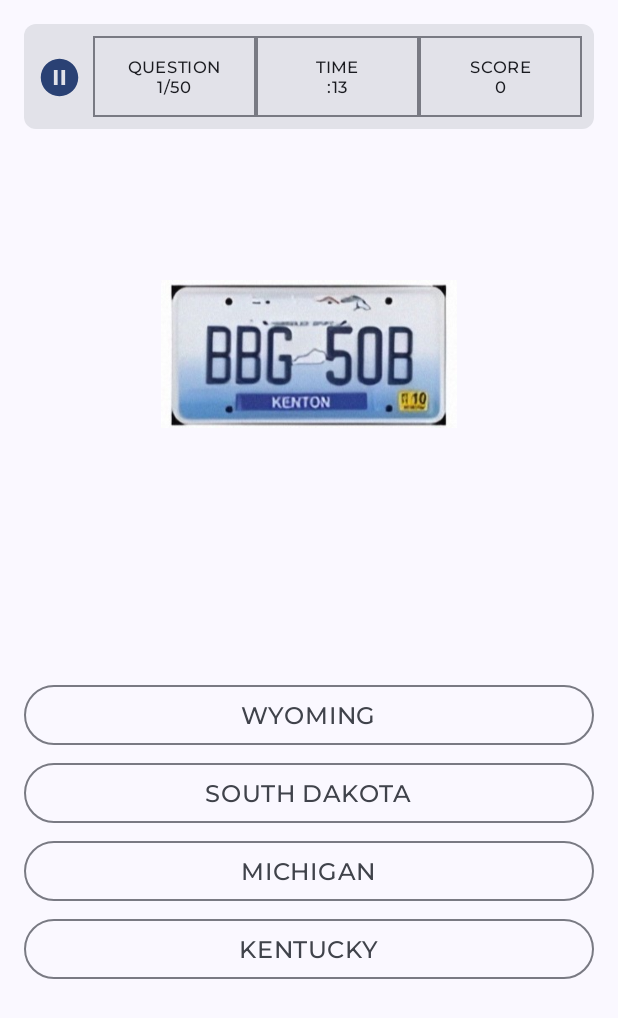
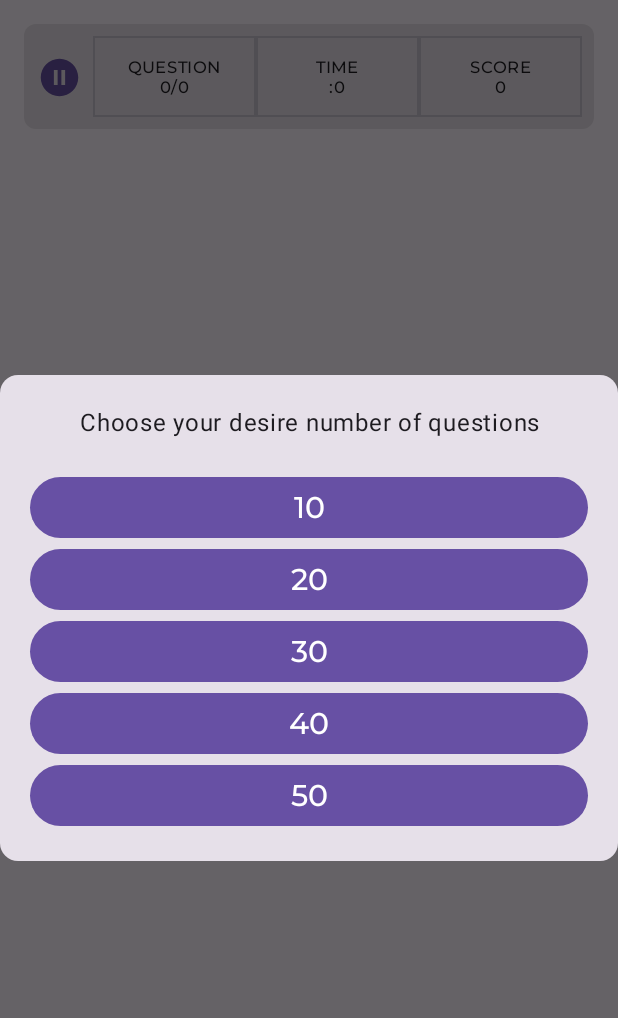
Before and after one commit to minick-nick/Game-for-GAS-IR, an Android app built with Jetpack Compose: the IdentifyLicensePlateStateScreen screen opened through its navigation route, on a phone screen of 412 x 824 dp. Shown: the top 1018 px of the screen. Run offline under Robolectric (Android 15) with nearby library versions, the phone set to English and light mode, and no system bars; Roboto replaces fonts that are not available here.

Commit message:
Add dialog for choosing number of questions

```diff
--- a/app/build.gradle.kts
+++ b/app/build.gradle.kts
@@ -23,7 +23,8 @@ android {
 
     buildTypes {
         release {
-            isMinifyEnabled = false
+            isMinifyEnabled = true
+            isShrinkResources = true
             proguardFiles(
                 getDefaultProguardFile("proguard-android-optimize.txt"),
                 "proguard-rules.pro"
--- a/app/src/main/java/com/example/gameforgasir/Constants.kt
+++ b/app/src/main/java/com/example/gameforgasir/Constants.kt
@@ -1,8 +1,9 @@
 package com.example.gameforgasir
 
-const val MAX_QUESTIONS = 50
+const val DEFAULT_NUMBER_OF_QUESTIONS = 10
 const val SCORE_INCREASE = 100
 const val TIME_DURATION_FOR_EACH_QUESTION_IN_SECONDS = 13L
 const val ONE_SECOND_IN_MILLIS = 1000L
 const val NUMBER_OF_CHOICES = 4
 const val CORRECT_ANSWER_VISIBILITY_TIME_DURATION = 1000L
+val LIST_OF_AVAILABLE_NUMBER_OF_QUESTIONS = listOf(10, 20, 30, 40, 50)
--- a/app/src/main/java/com/example/gameforgasir/ui/Components.kt
+++ b/app/src/main/java/com/example/gameforgasir/ui/Components.kt
@@ -1,12 +1,7 @@
 package com.example.gameforgasir.ui
 
-import android.util.Log
 import androidx.compose.animation.AnimatedVisibility
-import androidx.compose.animation.core.Spring
-import androidx.compose.animation.core.spring
 import androidx.compose.animation.core.tween
-import androidx.compose.animation.fadeOut
-import androidx.compose.animation.shrinkVertically
 import androidx.compose.animation.slideInHorizontally
 import androidx.compose.animation.slideOutHorizontally
 import androidx.compose.foundation.BorderStroke
@@ -32,14 +27,12 @@ import androidx.compose.material3.Icon
 import androidx.compose.material3.IconButton
 import androidx.compose.material3.MaterialTheme
 import androidx.compose.material3.OutlinedButton
+import androidx.compose.material3.Surface
 import androidx.compose.material3.Text
 import androidx.compose.material3.TextButton
 import androidx.compose.runtime.Composable
-import androidx.compose.runtime.LaunchedEffect
-import androidx.compose.runtime.getValue
 import androidx.compose.runtime.mutableStateOf
-import androidx.compose.runtime.rememberCoroutineScope
-import androidx.compose.runtime.saveable.rememberSaveable
+import androidx.compose.runtime.remember
 import androidx.compose.ui.Alignment
 import androidx.compose.ui.Modifier
 import androidx.compose.ui.graphics.Color
@@ -47,13 +40,12 @@ import androidx.compose.ui.platform.LocalDensity
 import androidx.compose.ui.res.dimensionResource
 import androidx.compose.ui.res.painterResource
 import androidx.compose.ui.res.stringResource
+import androidx.compose.ui.text.style.TextAlign
 import androidx.compose.ui.tooling.preview.Preview
-import androidx.compose.ui.unit.IntSize
 import androidx.compose.ui.unit.dp
 import androidx.compose.ui.window.Dialog
 import com.example.gameforgasir.R
 import com.example.gameforgasir.ui.theme.GameForGASIRTheme
-import kotlinx.coroutines.delay
 
 enum class ChoiceBtnBackgroundColor {
     Default,
@@ -261,6 +253,46 @@ fun PauseDialog(
 }
 
 @Composable
+fun ChooseNumberOfQuestionsDialog(
+    modifier: Modifier = Modifier,
+    onDismissRequest: () -> Unit,
+    onSelectNumberOfQuestions: (Int) -> Unit,
+    listOfNumberOfQuestions: List<Int>
+) {
+    Dialog(
+        onDismissRequest = onDismissRequest
+    ) {
+        Card(
+            modifier = modifier
+        ) {
+            Column(
+                modifier = Modifier.padding(dimensionResource(R.dimen.padding_large)),
+                verticalArrangement = Arrangement.spacedBy(dimensionResource(R.dimen.padding_large))
+            ) {
+                Text(
+                    text = stringResource(R.string.choose_your_desire_number_of_questions),
+                    textAlign = TextAlign.Center,
+                    modifier = Modifier.fillMaxWidth()
+                )
+                Column {
+                    listOfNumberOfQuestions.forEach {
+                        Button(onClick = { onSelectNumberOfQuestions(it) }) {
+                            Text(
+                                text = it.toString(),
+                                style = MaterialTheme.typography.labelLarge,
+                                textAlign = TextAlign.Center,
+                                modifier = Modifier.fillMaxWidth()
+                            )
+                        }
+                    }
+                }
+            }
+        }
+    }
+}
+
+
+@Composable
 fun Choices(
     choices: List<Choice>,
     onSelect: (Choice) -> Unit,
@@ -466,3 +498,17 @@ fun PauseDialogPreview() {
         )
     }
 }
+
+@Preview
+@Composable
+fun ChooseNumberOfQuestionsPreview() {
+    GameForGASIRTheme {
+        Surface {
+            ChooseNumberOfQuestionsDialog(
+                onSelectNumberOfQuestions = {},
+                onDismissRequest = {},
+                listOfNumberOfQuestions = listOf(10, 20, 30, 40, 50)
+            )
+        }
+    }
+}
--- a/app/src/main/java/com/example/gameforgasir/ui/HomeScreen.kt
+++ b/app/src/main/java/com/example/gameforgasir/ui/HomeScreen.kt
@@ -47,7 +47,7 @@ fun HomeScreen(
     ) {
         items(gameTypes) { gameType ->
             GameTypeCard(
-                gameType,
+                gameType = gameType,
                 onClick = { onSelectGame(gameType.destinationScreen) }
             )
         }
--- a/app/src/main/java/com/example/gameforgasir/ui/IdentifyLicensePlateState/IdentifyLicensePlateStateScreen.kt
+++ b/app/src/main/java/com/example/gameforgasir/ui/IdentifyLicensePlateState/IdentifyLicensePlateStateScreen.kt
@@ -20,9 +20,11 @@ import androidx.compose.ui.res.stringResource
 import androidx.compose.ui.tooling.preview.Preview
 import androidx.compose.ui.unit.dp
 import androidx.lifecycle.viewmodel.compose.viewModel
+import com.example.gameforgasir.LIST_OF_AVAILABLE_NUMBER_OF_QUESTIONS
 import com.example.gameforgasir.R
 import com.example.gameforgasir.ui.AppViewModelProvider
 import com.example.gameforgasir.ui.Choice
+import com.example.gameforgasir.ui.ChooseNumberOfQuestionsDialog
 import com.example.gameforgasir.ui.IdentifyLicensePlateStateState
 import com.example.gameforgasir.ui.PauseDialog
 import com.example.gameforgasir.ui.TopGameStatusBottomChoices
@@ -44,6 +46,7 @@ fun IdentifyLicensePlateStateScreen(
     val uiState by viewModel.uiState.collectAsState()
     val windowInfo = LocalWindowInfo.current
     val isPauseDialogVisible = rememberSaveable { mutableStateOf(false) }
+    val isChooseNumberOfQuestionsDialogVisible = rememberSaveable { mutableStateOf(true) }
 
     if (uiState.gameStatus.isGameOver) {
         onNavigateGameFinishedScreen(
@@ -73,14 +76,28 @@ fun IdentifyLicensePlateStateScreen(
     if (isPauseDialogVisible.value) {
         PauseDialog(
             onRestart = {
-                viewModel.resetGame()
                 isPauseDialogVisible.value = false
+                isChooseNumberOfQuestionsDialogVisible.value = true
             },
             onExit = {
                 onExit()
                 isPauseDialogVisible.value = false
             },
             onDismissRequest = { isPauseDialogVisible.value = false },
+        )
+    }
+
+    if (isChooseNumberOfQuestionsDialogVisible.value) {
+        ChooseNumberOfQuestionsDialog(
+            onDismissRequest = {
+                onExit()
+                isChooseNumberOfQuestionsDialogVisible.value = false
+                               },
+            onSelectNumberOfQuestions = {
+                viewModel.resetGame(numberOfQuestions = it)
+                isChooseNumberOfQuestionsDialogVisible.value = false
+            },
+            listOfNumberOfQuestions = LIST_OF_AVAILABLE_NUMBER_OF_QUESTIONS
         )
     }
 }
@@ -108,38 +125,16 @@ fun IdentifyLicensePlateStateBody(
         Box(
             modifier = Modifier.fillMaxWidth()
         ) {
+            if(state.currentLicensePlate != null) {
                 Image(
-                painter = painterResource(state.usLicensePlate),
+                    painter = painterResource(state.currentLicensePlate),
                     contentDescription = stringResource(R.string.image_of_us_license_plate),
                     contentScale = ContentScale.FillWidth,
                     modifier = Modifier
                         .align(Alignment.Center)
                         .width(197.dp)
                 )
-            /*            Canvas(
-                            modifier = Modifier
-                                .align(Alignment.Center)
-                                .width(197.dp)
-                        ) {
-                            drawRect(
-                                color = Color.Red.copy(alpha = 0.45f),
-                                topLeft = Offset(1f, -180f),
-                                size = Size(500f, 360f)
-                            )
-                        }*/
-            /*            Text(
-                            text = "Indiana",
-                            style = TextStyle(
-                                fontSize = 10.sp,
-                                fontFamily = FontFamily.Default,
-                                fontWeight = FontWeight.Medium
-                            ),
-                            color = Color.White,
-                            modifier = Modifier
-                                .align(Alignment.TopCenter)
-                                .background(Color.Red)
-                                .padding(2.dp)
-                        )*/
+            }
         }
     }
 }
@@ -153,7 +148,7 @@ fun IdentifyLicensePlateStateScreenPreview() {
         }
         IdentifyLicensePlateStateBody(
             state = IdentifyLicensePlateStateState(
-                usLicensePlate = R.drawable.indiana_lp,
+                currentLicensePlate = R.drawable.indiana_lp,
                 choices = sampleChoices
             ),
             onPause = { /*TODO*/ },
--- a/app/src/main/java/com/example/gameforgasir/ui/IdentifyLicensePlateState/IdentifyLicensePlateStateViewModel.kt
+++ b/app/src/main/java/com/example/gameforgasir/ui/IdentifyLicensePlateState/IdentifyLicensePlateStateViewModel.kt
@@ -3,7 +3,7 @@ package com.example.gameforgasir.ui.IdentifyLicensePlateState
 import androidx.lifecycle.ViewModel
 import androidx.lifecycle.viewModelScope
 import com.example.gameforgasir.CORRECT_ANSWER_VISIBILITY_TIME_DURATION
-import com.example.gameforgasir.MAX_QUESTIONS
+import com.example.gameforgasir.DEFAULT_NUMBER_OF_QUESTIONS
 import com.example.gameforgasir.NUMBER_OF_CHOICES
 import com.example.gameforgasir.SCORE_INCREASE
 import com.example.gameforgasir.TIME_DURATION_FOR_EACH_QUESTION_IN_SECONDS
@@ -69,21 +69,20 @@ class IdentifyLicensePlateStateViewModel(
         }
     }
 
-    init { resetGame() }
-    fun resetGame() {
+    fun resetGame(numberOfQuestions: Int = DEFAULT_NUMBER_OF_QUESTIONS) {
         remainingQuestions = usSates
             .shuffled()
-            .subList(0, MAX_QUESTIONS)
+            .subList(0, numberOfQuestions)
             .toMutableList()
 
         val pickedUsState = pickRandomUsState()
 
         _uiState.value = IdentifyLicensePlateStateState(
-            usLicensePlate = pickedUsState.licensePlate,
+            currentLicensePlate = pickedUsState.licensePlate,
             choices = getChoices(),
             gameStatus = GameStatusState(
-                numberOfAnsweredQuestions = getNumberOfAnsweredQuestions(),
-                numberOfQuestions = MAX_QUESTIONS,
+                numberOfAnsweredQuestions = numberOfQuestions - remainingQuestions.size,
+                numberOfQuestions = numberOfQuestions,
                 remainingTime = TIME_DURATION_FOR_EACH_QUESTION_IN_SECONDS
             )
         )
@@ -94,7 +93,7 @@ class IdentifyLicensePlateStateViewModel(
         setUserAnswerIndex(userAnswer)
         setCorrectAnswerIndex()
 
-        if (getNumberOfAnsweredQuestions() <= MAX_QUESTIONS) {
+        if (getNumberOfAnsweredQuestions() <= uiState.value.gameStatus.numberOfQuestions) {
             if(userAnswer.isTheAnswer) {
                 soundEffectsRepository.playCorrectSoundEffect()
                 increaseScoreAndNumberOfCorrectAnswer()
@@ -134,7 +133,7 @@ class IdentifyLicensePlateStateViewModel(
 
         _uiState.update {
             it.copy(
-                usLicensePlate = pickedUsState.licensePlate,
+                currentLicensePlate = pickedUsState.licensePlate,
                 choices = getChoices(),
                 gameStatus = it.gameStatus.copy(
                     numberOfAnsweredQuestions = getNumberOfAnsweredQuestions()
@@ -228,5 +227,5 @@ class IdentifyLicensePlateStateViewModel(
             }
         }
     }
-    private fun getNumberOfAnsweredQuestions() = MAX_QUESTIONS - remainingQuestions.size
+    private fun getNumberOfAnsweredQuestions() = uiState.value.gameStatus.numberOfQuestions - remainingQuestions.size
 }
--- a/app/src/main/java/com/example/gameforgasir/ui/UiState.kt
+++ b/app/src/main/java/com/example/gameforgasir/ui/UiState.kt
@@ -22,7 +22,7 @@ data class IdentifyStateNicknameState(
 )
 
 data class IdentifyLicensePlateStateState(
-    @DrawableRes val usLicensePlate: Int = 0,
+    @DrawableRes val currentLicensePlate: Int? = null,
     val choices: List<Choice> = emptyList(),
     val isCorrectAnswerShown: Boolean = false,
     val correctAnswerIndex: Int? = null,
--- a/app/src/main/java/com/example/gameforgasir/ui/navigation/GameForGasIrNavGraph.kt
+++ b/app/src/main/java/com/example/gameforgasir/ui/navigation/GameForGasIrNavGraph.kt
@@ -1,14 +1,11 @@
 package com.example.gameforgasir.ui.navigation
 
 import androidx.compose.runtime.Composable
-import androidx.compose.runtime.getValue
 import androidx.compose.ui.Modifier
-import androidx.compose.ui.res.stringResource
 import androidx.navigation.NavHostController
 import androidx.navigation.NavType
 import androidx.navigation.compose.NavHost
 import androidx.navigation.compose.composable
-import androidx.navigation.compose.currentBackStackEntryAsState
 import androidx.navigation.navArgument
 import com.example.gameforgasir.R
 import com.example.gameforgasir.data.local.LocalGameForGasIrData
@@ -25,14 +22,11 @@ import com.example.gameforgasir.ui.IdentifyStateNickname.IdentifyStateNicknameDe
 import com.example.gameforgasir.ui.IdentifyStateNickname.IdentifyStateNicknameScreen
 
 
-
 @Composable
 fun GameForGasIrNavHost(
     navController: NavHostController,
     modifier: Modifier = Modifier
 ) {
-    val currentBackStackEntry by navController.currentBackStackEntryAsState()
-
     NavHost(
         navController = navController,
         startDestination = HomeDestination.route,
@@ -46,7 +40,9 @@ fun GameForGasIrNavHost(
                 }
             )
         }
-        composable(route = IdentifyAbbreviationOfStatesDestination.route) {
+        composable(
+            route = IdentifyAbbreviationOfStatesDestination.route
+        ) {
             IdentifyAbbreviationOfStatesScreen(
                 onExit = {
                     navController.popBackStack()
--- a/app/src/main/java/com/example/gameforgasir/ui/theme/Theme.kt
+++ b/app/src/main/java/com/example/gameforgasir/ui/theme/Theme.kt
@@ -1,14 +1,10 @@
 package com.example.gameforgasir.ui.theme
 
-import android.os.Build
 import androidx.compose.foundation.isSystemInDarkTheme
 import androidx.compose.material3.MaterialTheme
 import androidx.compose.material3.darkColorScheme
-import androidx.compose.material3.dynamicDarkColorScheme
-import androidx.compose.material3.dynamicLightColorScheme
 import androidx.compose.material3.lightColorScheme
 import androidx.compose.runtime.Composable
-import androidx.compose.ui.platform.LocalContext
 
 
 private val lightScheme = lightColorScheme(
@@ -76,16 +72,9 @@ private val darkScheme = darkColorScheme(
 @Composable
 fun GameForGASIRTheme(
     darkTheme: Boolean = isSystemInDarkTheme(),
-    // Dynamic color is available on Android 12+
-    dynamicColor: Boolean = true,
     content: @Composable () -> Unit
 ) {
     val colorScheme = when {
-        dynamicColor && Build.VERSION.SDK_INT >= Build.VERSION_CODES.S -> {
-            val context = LocalContext.current
-            if (darkTheme) dynamicDarkColorScheme(context) else dynamicLightColorScheme(context)
-        }
-
         darkTheme -> darkScheme
         else -> lightScheme
     }
--- a/app/src/main/res/values/strings.xml
+++ b/app/src/main/res/values/strings.xml
@@ -21,4 +21,5 @@
     <string name="abbreviation">ABBREVIATIONS</string>
     <string name="nicknames">NICKNAMES</string>
     <string name="license_plate">LICENSE PLATES</string>
+    <string name="choose_your_desire_number_of_questions">Choose your desire number of questions</string>
 </resources>
--- a/gradle/libs.versions.toml
+++ b/gradle/libs.versions.toml
@@ -1,5 +1,5 @@
 [versions]
-agp = "8.4.0"
+agp = "8.5.0"
 kotlin = "1.9.0"
 coreKtx = "1.13.1"
 junit = "4.13.2"
```
Also changed, not shown: app/src/main/java/com/example/gameforgasir/ui/IdentifyAbbreviationOfState/IdentifyAbbreviationOfStateScreen.kt (+26 -20 lines), app/src/main/java/com/example/gameforgasir/ui/IdentifyAbbreviationOfState/IdentifyAbbreviationOfStateViewModel.kt (+8 -10 lines), app/src/main/java/com/example/gameforgasir/ui/IdentifyStateNickname/IdentifyStateNicknameScreen.kt (+18 -1 lines), app/src/main/java/com/example/gameforgasir/ui/IdentifyStateNickname/IdentifyStateNicknameViewModel.kt (+7 -10 lines), gradle/wrapper/gradle-wrapper.properties, 4 other files. Lines whose indentation alone changed are shown as unchanged.
